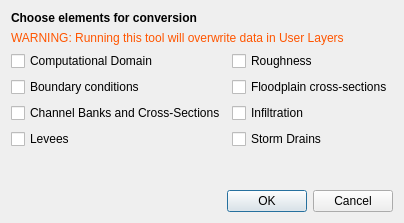
This is flo2d/ui/schema2user.ui in FLO-2DSoftware/qgis-flo-2d-plugin as Qt 5 draws it before an edit. The edited form follows.
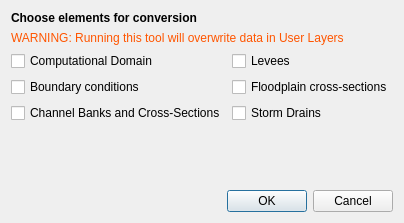
This is the edited form.

Diff of the .ui file:
```diff
--- a/flo2d/ui/schema2user.ui
+++ b/flo2d/ui/schema2user.ui
@@ -73,13 +73,6 @@
        </property>
       </widget>
      </item>
-     <item row="3" column="0">
-      <widget class="QCheckBox" name="ckbox_levees">
-       <property name="text">
-        <string>Levees</string>
-       </property>
-      </widget>
-     </item>
      <item row="2" column="0">
       <widget class="QCheckBox" name="ckbox_1d">
        <property name="text">
@@ -87,20 +80,6 @@
        </property>
       </widget>
      </item>
-     <item row="3" column="1">
-      <widget class="QCheckBox" name="ckbox_swmm">
-       <property name="text">
-        <string>Storm Drains</string>
-       </property>
-      </widget>
-     </item>
-     <item row="2" column="1">
-      <widget class="QCheckBox" name="ckbox_infil">
-       <property name="text">
-        <string>Infiltration</string>
-       </property>
-      </widget>
-     </item>
      <item row="1" column="1">
       <widget class="QCheckBox" name="ckbox_fpxsec">
        <property name="text">
@@ -109,9 +88,16 @@
       </widget>
      </item>
      <item row="0" column="1">
-      <widget class="QCheckBox" name="ckbox_roughness">
+      <widget class="QCheckBox" name="ckbox_levees">
        <property name="text">
-        <string>Roughness</string>
+        <string>Levees</string>
+       </property>
+      </widget>
+     </item>
+     <item row="2" column="1">
+      <widget class="QCheckBox" name="ckbox_swmm">
+       <property name="text">
+        <string>Storm Drains</string>
        </property>
       </widget>
      </item>
```
